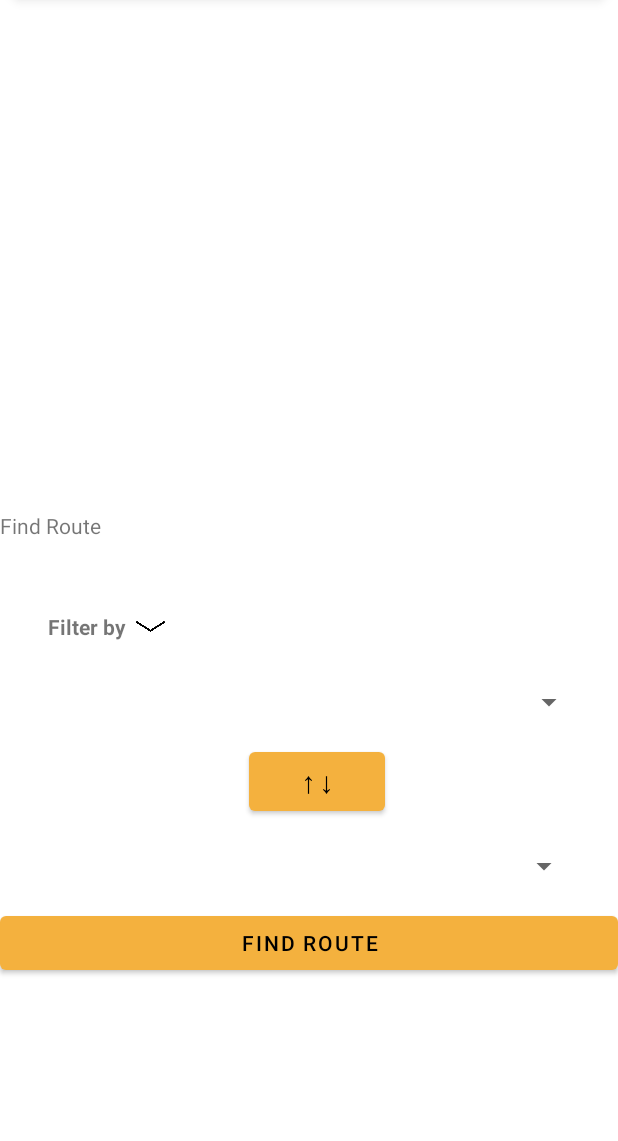
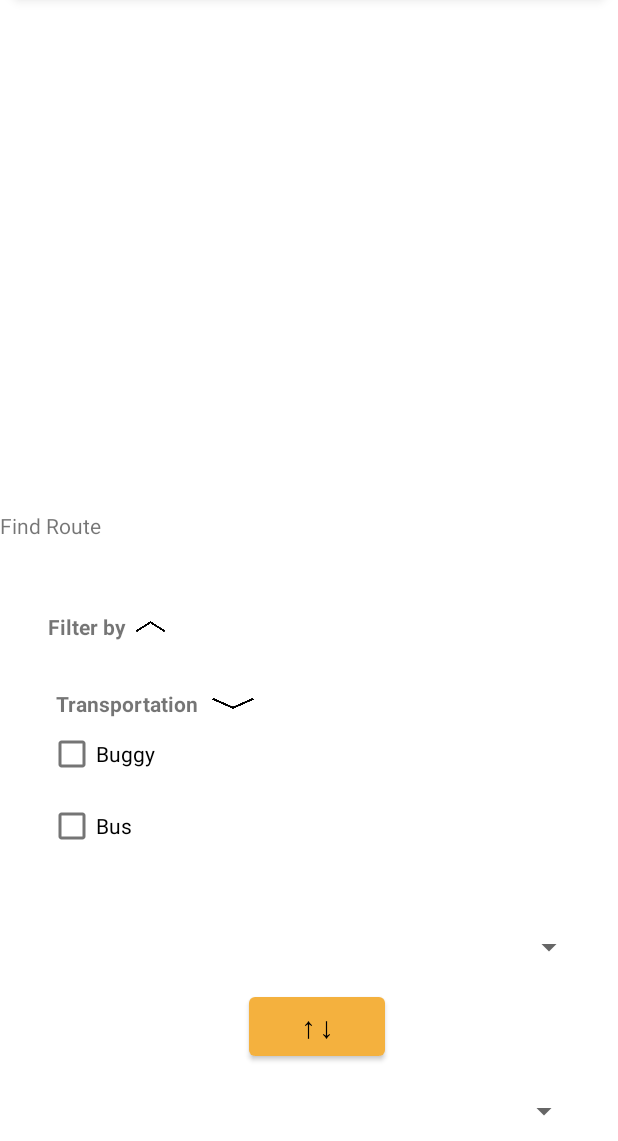
Before and after one commit to CTMX-Zhen/UTAR-Transit, an Android app: the screen it shows after launch (OptimizationRoute), after a tap on "Search", on a phone screen of 412 x 824 dp, the part 95-1236 px from its top. Run offline under Robolectric (Android 15) with nearby library versions, the phone set to English and light mode, and no system bars; 1 other tap on this screen came first.

Commit message:
sync with CTMX

```diff
--- a/app/src/main/java/my/edu/utar/utartransit/OptimizationRoute.java
+++ b/app/src/main/java/my/edu/utar/utartransit/OptimizationRoute.java
@@ -16,6 +16,7 @@ import android.widget.CheckBox;
 import android.widget.LinearLayout;
 import android.widget.SearchView;
 import android.widget.Spinner;
+import android.widget.TextView;
 import android.widget.Toast;
 import android.widget.ToggleButton;
 
@@ -32,33 +33,19 @@ import com.google.android.gms.maps.SupportMapFragment;
 import com.google.android.gms.maps.model.BitmapDescriptor;
 import com.google.android.gms.maps.model.BitmapDescriptorFactory;
 import com.google.android.gms.maps.model.LatLng;
-import com.google.android.gms.maps.model.LatLngBounds;
 import com.google.android.gms.maps.model.MarkerOptions;
-import com.google.android.gms.tasks.OnFailureListener;
 import com.google.android.gms.tasks.OnSuccessListener;
 import com.google.android.gms.tasks.Task;
-import com.google.firebase.firestore.DocumentReference;
-import com.google.firebase.firestore.FirebaseFirestore;
-import com.google.gson.Gson;
 
 import org.jetbrains.annotations.NotNull;
 import org.json.JSONArray;
 import org.json.JSONException;
 import org.json.JSONObject;
 
-import java.io.BufferedReader;
 import java.io.IOException;
-import java.io.InputStream;
-import java.io.InputStreamReader;
-import java.net.HttpURLConnection;
-import java.net.URL;
+
 import java.util.ArrayList;
-import java.util.Arrays;
-import java.util.HashMap;
-import java.util.HashSet;
 import java.util.List;
-import java.util.Map;
-import java.util.Set;
 
 import okhttp3.Call;
 import okhttp3.Callback;
@@ -145,6 +132,26 @@ public class OptimizationRoute extends AppCompatActivity implements OnMapReadyCa
         getLastLocation();
 
         // Filtter by
+        // Get references to the TextViews
+        TextView filterByLabel = findViewById(R.id.filterByLabel);
+        TextView transportationLabel = findViewById(R.id.transportationLabel);
+
+        filterByLabel.setOnClickListener(new View.OnClickListener() {
+            @Override
+            public void onClick(View v) {
+                // Toggle the state of toggleFilterBy
+                toggleFilterBy.setChecked(!toggleFilterBy.isChecked());
+            }
+        });
+
+        transportationLabel.setOnClickListener(new View.OnClickListener() {
+            @Override
+            public void onClick(View v) {
+                // Toggle the state of toggleTransportation
+                toggleTransportation.setChecked(!toggleTransportation.isChecked());
+            }
+        });
+
         toggleFilterBy = findViewById(R.id.toggleFilterBy);
         checkboxContainer1 = findViewById(R.id.checkboxContainer1);
 
--- a/app/src/main/res/layout/activity_optimization_route.xml
+++ b/app/src/main/res/layout/activity_optimization_route.xml
@@ -134,7 +134,7 @@
                             android:layout_height="wrap_content"
                             android:layout_alignParentStart="true"
                             android:layout_alignParentTop="true"
-                            android:layout_marginStart="16dp"
+                            android:layout_marginStart="5dp"
                             android:layout_marginTop="16dp"
                             android:text="Transportation"
                             android:textStyle="bold" />
@@ -158,8 +158,7 @@
                             android:layout_width="match_parent"
                             android:layout_height="wrap_content"
                             android:layout_below="@id/toggleTransportation"
-                            android:orientation="vertical"
-                            android:visibility="gone">
+                            android:orientation="vertical">
 
                             <CheckBox
                                 android:id="@+id/checkboxBuggy"
```
Also changed, not shown: app/src/main/java/my/edu/utar/utartransit/FindRoute.java (+17 -40 lines).
